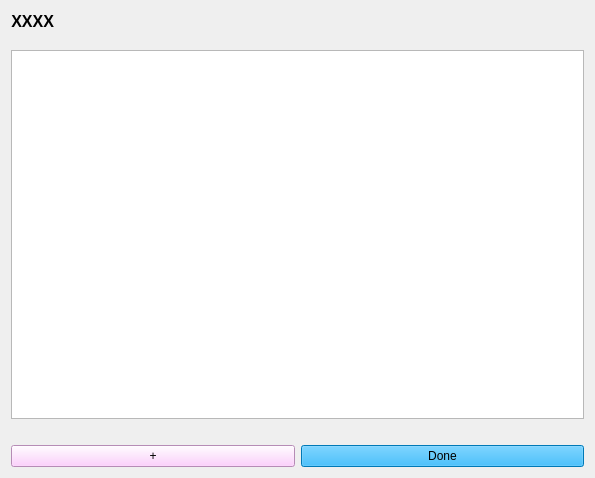
First picture: the form in assets/YorkULabSeating_att_editor.ui, repository tdgskinner/yorku-phys-lab-seating, before the edit.
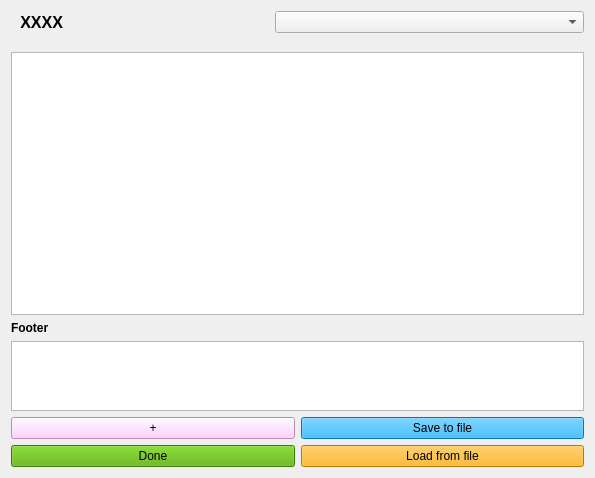
Second picture: the form after the edit.

Commit message: load_room_settings bug fix

What changed in the file:
```diff
--- a/assets/YorkULabSeating_att_editor.ui
+++ b/assets/YorkULabSeating_att_editor.ui
@@ -15,9 +15,9 @@
   </property>
   <layout class="QGridLayout" name="gridLayout">
    <item row="0" column="0">
-    <layout class="QVBoxLayout" name="verticalLayout">
+    <layout class="QVBoxLayout" name="verticalLayout" stretch="1,1,20,1,1,1">
      <item>
-      <layout class="QHBoxLayout" name="horizontalLayout">
+      <layout class="QHBoxLayout" name="horizontalLayout" stretch="1,4,6">
        <item>
         <widget class="QLabel" name="course_label">
          <property name="font">
@@ -51,6 +51,9 @@
          </property>
         </spacer>
        </item>
+       <item>
+        <widget class="QComboBox" name="comboBox_exp"/>
+       </item>
       </layout>
      </item>
      <item>
@@ -90,24 +93,26 @@
       </layout>
      </item>
      <item>
-      <spacer name="verticalSpacer_9">
-       <property name="orientation">
-        <enum>Qt::Vertical</enum>
+      <widget class="QLabel" name="label">
+       <property name="font">
+        <font>
+         <weight>75</weight>
+         <bold>true</bold>
+        </font>
        </property>
-       <property name="sizeType">
-        <enum>QSizePolicy::Fixed</enum>
+       <property name="text">
+        <string>Footer</string>
        </property>
-       <property name="sizeHint" stdset="0">
-        <size>
-         <width>20</width>
-         <height>20</height>
-        </size>
-       </property>
-      </spacer>
+      </widget>
+     </item>
+     <item>
+      <widget class="QTextEdit" name="textEdit_footer"/>
      </item>
      <item>
       <layout class="QHBoxLayout" name="horizontalLayout_7">
        <item>
+        <layout class="QVBoxLayout" name="verticalLayout_2">
+         <item>
         <widget class="QPushButton" name="pushButton_add">
          <property name="styleSheet">
           <string notr="true">background-color: rgb(255, 196, 255);</string>
@@ -120,12 +125,38 @@
        <item>
         <widget class="QPushButton" name="pushButton_done">
          <property name="styleSheet">
-          <string notr="true">background-color: rgb(0, 170, 255);</string>
+            <string notr="true">background-color: rgb(85, 170, 0);</string>
          </property>
          <property name="text">
           <string>Done</string>
          </property>
         </widget>
+         </item>
+        </layout>
+       </item>
+       <item>
+        <layout class="QVBoxLayout" name="verticalLayout_3">
+         <item>
+          <widget class="QPushButton" name="pushButton_save">
+           <property name="styleSheet">
+            <string notr="true">background-color: rgb(0, 170, 255);</string>
+           </property>
+           <property name="text">
+            <string>Save to file</string>
+           </property>
+          </widget>
+         </item>
+         <item>
+          <widget class="QPushButton" name="pushButton_load">
+           <property name="styleSheet">
+            <string notr="true">background-color: rgb(255, 170, 0);</string>
+           </property>
+           <property name="text">
+            <string>Load from file</string>
+           </property>
+          </widget>
+         </item>
+        </layout>
        </item>
       </layout>
      </item>
```
Lines whose indentation alone changed are shown as unchanged. The commit also changes 2 other files.
